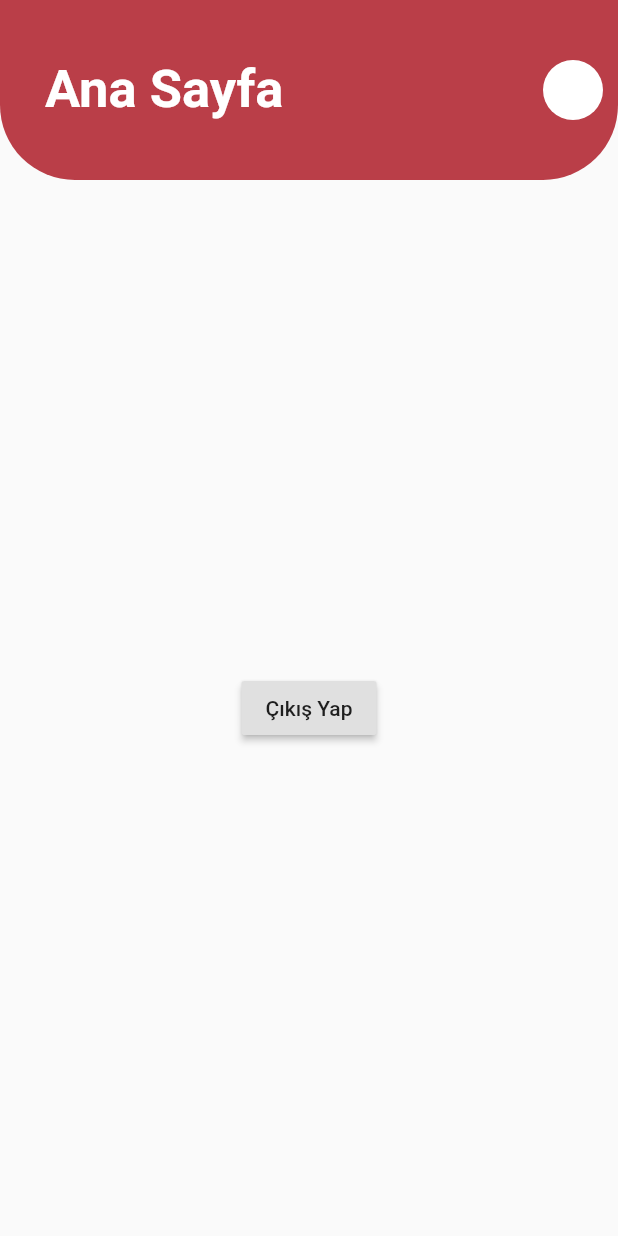
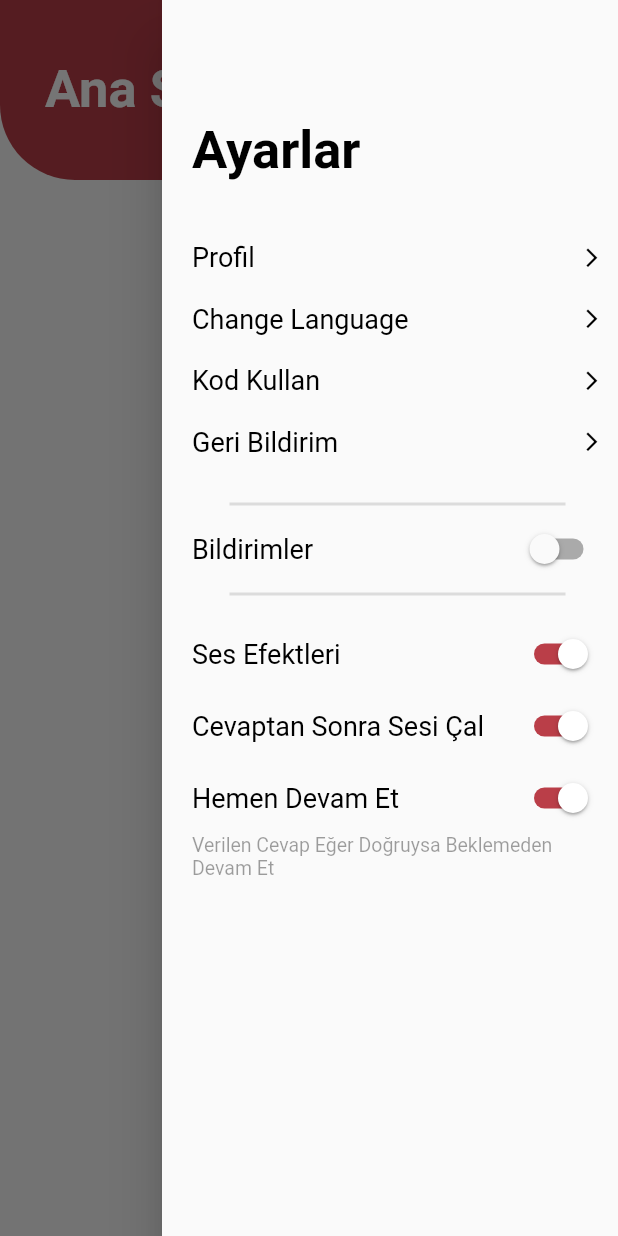
Before and after one commit to sksayed/wordgame, a Flutter app: the Home screen opened directly, with the side drawer open (before the commit the screen has no drawer), on a phone screen of 412 x 824 dp. Run offline on Flutter 3.47's test engine with Material 2 defaults, Android fonts, the phone set to English and light mode, and no system bars; our stand-ins replace cloud_firestore, firebase_auth, flutter_spinkit; accounts and stored records are empty.

Commit message:
settings drawer and home

```diff
--- a/lib/screens/home/home.dart
+++ b/lib/screens/home/home.dart
@@ -1,6 +1,7 @@
 import 'package:flutter/material.dart';
 import 'package:ingilizceegitim/services/auth_services.dart';
 import 'package:ingilizceegitim/widgets/custom_appbar.dart';
+import 'package:ingilizceegitim/widgets/settings_drawer.dart';
 
 class Home extends StatefulWidget {
   @override
@@ -9,24 +10,24 @@ class Home extends StatefulWidget {
 
 class _HomeState extends State<Home> {
   final AuthService _auth = AuthService();
+  final GlobalKey<ScaffoldState> _scaffoldKey = GlobalKey<ScaffoldState>();
   @override
   Widget build(BuildContext context) {
     return Scaffold(
+      key: _scaffoldKey,
       appBar: CustomAppBarForHome(
         title1: 'Ana Sayfa',
+        onPress: () => _scaffoldKey.currentState.openEndDrawer(),
       ),
-      body: Center(
-        child: Column(
-          mainAxisAlignment: MainAxisAlignment.center,
-          children: [
-            RaisedButton(
-              onPressed: () async {
-                return await _auth.signOut();
-              },
-              child: Text('Çıkış Yap'),
-            )
-          ],
-        ),
+      body: buildBody(),
+      endDrawer: SettingsDrawer(),
+    );
+  }
+
+  buildBody() {
+    return Center(
+      child: Column(
+        children: [],
       ),
     );
   }
--- a/lib/widgets/custom_appbar.dart
+++ b/lib/widgets/custom_appbar.dart
@@ -65,9 +65,11 @@ class CustomAppBarForHome extends StatelessWidget
     implements PreferredSizeWidget {
   final String title;
   final String title1;
+  final Function onPress;
   CustomAppBarForHome({
     this.title,
     this.title1,
+    this.onPress,
   });
   @override
   Size get preferredSize => Size.fromHeight(120);
@@ -99,8 +101,12 @@ class CustomAppBarForHome extends StatelessWidget
                 ),
               ),
             ),
-            CircleAvatar(
-              backgroundColor: Colors.white,
+            IconButton(
+              icon: Icon(
+                Icons.settings,
+                color: Colors.white,
+              ),
+              onPressed: onPress,
             )
           ],
         ),
--- /dev/null
+++ b/lib/widgets/settings_drawer.dart
@@ -0,0 +1,244 @@
+import 'package:flutter/material.dart';
+
+class SettingsDrawer extends StatefulWidget {
+  final GlobalKey<ScaffoldState> _scaffoldKey = GlobalKey<ScaffoldState>();
+
+  @override
+  SettingsDrawerState createState() => SettingsDrawerState();
+}
+
+class SettingsDrawerState extends State<SettingsDrawer> {
+  final GlobalKey<ScaffoldState> _scaffoldKey = GlobalKey<ScaffoldState>();
+  bool isSwitched = false;
+  bool isSwitched1 = true;
+  bool isSwitched2 = true;
+  bool isSwitched3 = true;
+  @override
+  Widget build(BuildContext context) {
+    return Drawer(
+      child: ListView(
+        padding: EdgeInsets.only(
+          top: 80,
+          left: 20,
+          right: 10,
+        ),
+        children: [
+          Text(
+            'Ayarlar',
+            style: TextStyle(
+              color: Colors.black,
+              fontSize: 35,
+              fontWeight: FontWeight.w700,
+            ),
+          ),
+          SizedBox(height: 40),
+          buildFirstSettings(),
+          SizedBox(height: 15),
+          buildDivider(),
+          SizedBox(height: 5),
+          noficationsSwitcher(),
+          SizedBox(height: 5),
+          buildDivider(),
+          SizedBox(height: 15),
+          moreSwitcherSettings(),
+          SizedBox(height: 15),
+
+        ],
+      ),
+    );
+  }
+
+  Container moreSwitcherSettings() {
+    return Container(
+          child: Column(
+            children: [
+              Row(
+                mainAxisAlignment: MainAxisAlignment.spaceBetween,
+                children: [
+                  Text(
+                    'Ses Efektleri',
+                    style: TextStyle(color: Colors.black, fontSize: 18),
+                  ),
+                  Switch(
+                    value: isSwitched1,
+                    onChanged: (value) {
+                      setState(() {
+                        if (isSwitched1 == true) {
+                          return isSwitched1 = false;
+                        } else {
+                          return isSwitched1 = true;
+                        }
+                      });
+                    },
+                    activeTrackColor: Color(0xffBA3E48),
+                    activeColor: Colors.white,
+                  ),
+                ],
+              ),
+              Row(
+                mainAxisAlignment: MainAxisAlignment.spaceBetween,
+                children: [
+                  Text(
+                    'Cevaptan Sonra Sesi Çal',
+                    style: TextStyle(color: Colors.black, fontSize: 18),
+                  ),
+                  Switch(
+                    value: isSwitched1,
+                    onChanged: (value) {
+                      setState(() {
+                        if (isSwitched1 == true) {
+                          return isSwitched1 = false;
+                        } else {
+                          return isSwitched1 = true;
+                        }
+                      });
+                    },
+                    activeTrackColor: Color(0xffBA3E48),
+                    activeColor: Colors.white,
+                  ),
+                ],
+              ),
+              Row(
+                mainAxisAlignment: MainAxisAlignment.spaceBetween,
+                children: [
+                  Text(
+                    'Hemen Devam Et',
+                    style: TextStyle(color: Colors.black, fontSize: 18),
+                  ),
+                  Switch(
+                    value: isSwitched1,
+                    onChanged: (value) {
+                      setState(() {
+                        if (isSwitched1 == true) {
+                          return isSwitched1 = false;
+                        } else {
+                          return isSwitched1 = true;
+                        }
+                      });
+                    },
+                    activeTrackColor: Color(0xffBA3E48),
+                    activeColor: Colors.white,
+                  ),
+                ],
+              ),
+              Text(
+                'Verilen Cevap Eğer Doğruysa Beklemeden Devam Et',
+                style: TextStyle(color: Colors.black38, fontSize: 13),
+              )
+            ],
+          ),
+        );
+  }
+
+  Container noficationsSwitcher() {
+    return Container(
+      child: Row(
+        mainAxisAlignment: MainAxisAlignment.spaceBetween,
+        children: [
+          Text(
+            'Bildirimler',
+            style: TextStyle(color: Colors.black, fontSize: 18),
+          ),
+          Switch(
+            value: isSwitched,
+            onChanged: (value) {
+              setState(() {
+                if (isSwitched == false) {
+                  return isSwitched = true;
+                } else {
+                  return isSwitched = false;
+                }
+              });
+            },
+            activeTrackColor: Color(0xffBA3E48),
+            activeColor: Colors.white,
+          ),
+        ],
+      ),
+    );
+  }
+
+  Divider buildDivider() {
+    return Divider(
+      height: 2,
+      thickness: 2,
+      indent: 25,
+      endIndent: 25,
+    );
+  }
+
+  buildFirstSettings() {
+    return Column(
+      children: [
+        Container(
+          child: Row(
+            mainAxisAlignment: MainAxisAlignment.spaceBetween,
+            children: [
+              Text(
+                'Profil',
+                style: TextStyle(color: Colors.black, fontSize: 18),
+              ),
+              Icon(
+                Icons.arrow_forward_ios,
+                color: Colors.black,
+                size: 15,
+              ),
+            ],
+          ),
+        ),
+        SizedBox(height: 20),
+        Container(
+          child: Row(
+            mainAxisAlignment: MainAxisAlignment.spaceBetween,
+            children: [
+              Text(
+                'Change Language',
+                style: TextStyle(color: Colors.black, fontSize: 18),
+              ),
+              Icon(
+                Icons.arrow_forward_ios,
+                color: Colors.black,
+                size: 15,
+              ),
+            ],
+          ),
+        ),
+        SizedBox(height: 20),
+        Container(
+          child: Row(
+            mainAxisAlignment: MainAxisAlignment.spaceBetween,
+            children: [
+              Text(
+                'Kod Kullan',
+                style: TextStyle(color: Colors.black, fontSize: 18),
+              ),
+              Icon(
+                Icons.arrow_forward_ios,
+                color: Colors.black,
+                size: 15,
+              ),
+            ],
+          ),
+        ),
+        SizedBox(height: 20),
+        Container(
+          child: Row(
+            mainAxisAlignment: MainAxisAlignment.spaceBetween,
+            children: [
+              Text(
+                'Geri Bildirim',
+                style: TextStyle(color: Colors.black, fontSize: 18),
+              ),
+              Icon(
+                Icons.arrow_forward_ios,
+                color: Colors.black,
+                size: 15,
+              ),
+            ],
+          ),
+        ),
+         SizedBox(height: 15),
+      ],
+    );
+  }
+}
```
Also changed, not shown: 1 other file.
